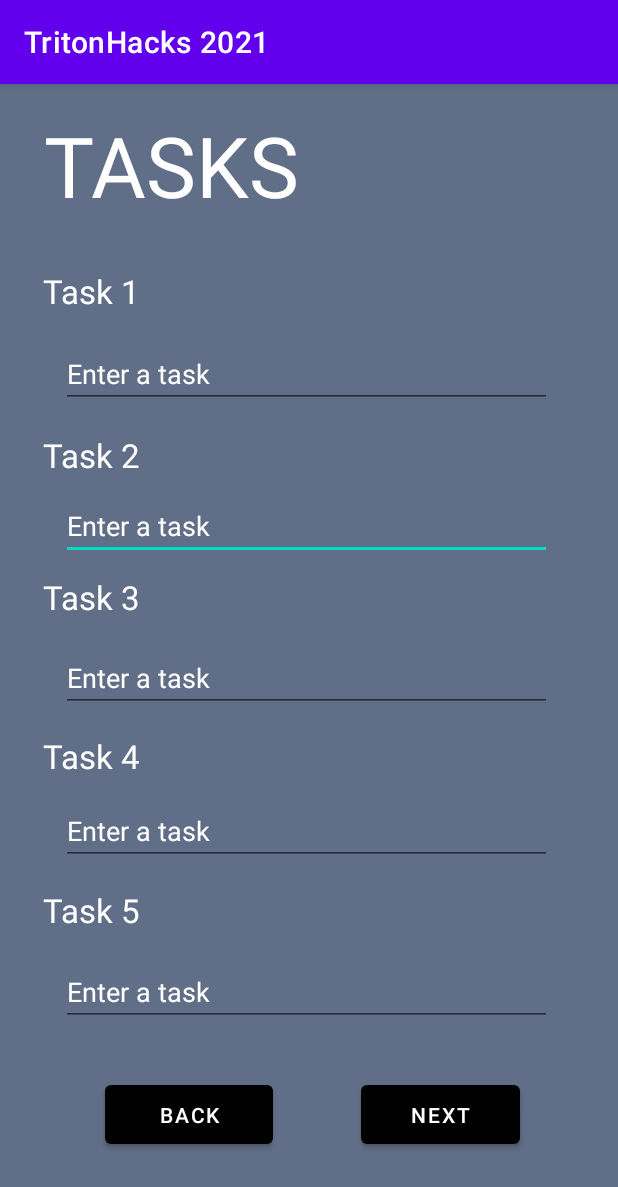
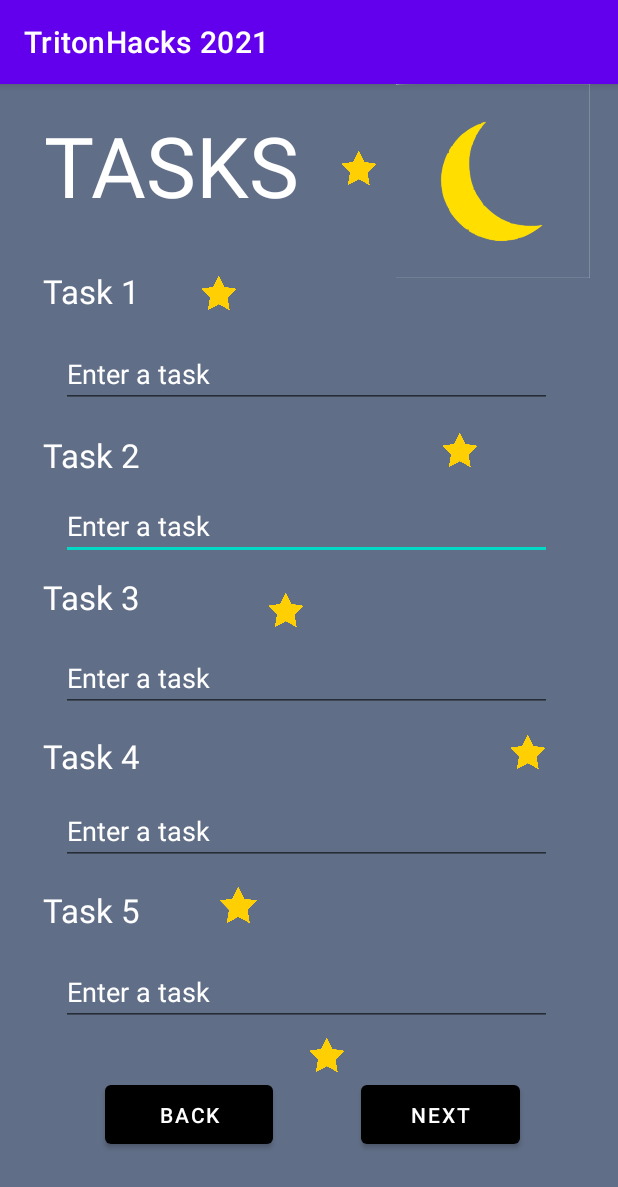
Before and after one commit to kimjason832/TritonHacks2021, an Android app: the Tasks screen opened directly, with no data from a screen before it, on a phone screen of 412 x 824 dp. Shown: the top 1187 px of the screen. Run offline under Robolectric (Android 15) with nearby library versions, the phone set to English and light mode, and no system bars.

Commit message:
Added some design images

```diff
--- a/app/src/main/res/layout/activity_main.xml
+++ b/app/src/main/res/layout/activity_main.xml
@@ -18,10 +18,10 @@
         android:textColor="#FFFFFF"
         app:layout_constraintBottom_toBottomOf="parent"
         app:layout_constraintEnd_toEndOf="parent"
-        app:layout_constraintHorizontal_bias="0.251"
+        app:layout_constraintHorizontal_bias="0.165"
         app:layout_constraintStart_toStartOf="parent"
         app:layout_constraintTop_toTopOf="parent"
-        app:layout_constraintVertical_bias="0.08"
+        app:layout_constraintVertical_bias="0.076"
         tools:text="Serene Study" />
 
     <Button
@@ -125,4 +125,16 @@
         app:layout_constraintTop_toTopOf="parent"
         app:layout_constraintVertical_bias="0.483" />
 
+    <ImageView
+        android:id="@+id/imageView2"
+        android:layout_width="100dp"
+        android:layout_height="138dp"
+        app:layout_constraintBottom_toBottomOf="parent"
+        app:layout_constraintEnd_toEndOf="parent"
+        app:layout_constraintHorizontal_bias="0.996"
+        app:layout_constraintStart_toStartOf="parent"
+        app:layout_constraintTop_toTopOf="parent"
+        app:layout_constraintVertical_bias="0.026"
+        app:srcCompat="@drawable/moons" />
+
 </androidx.constraintlayout.widget.ConstraintLayout>
--- a/app/src/main/res/layout/activity_tasks.xml
+++ b/app/src/main/res/layout/activity_tasks.xml
@@ -7,6 +7,78 @@
     android:layout_height="match_parent"
     android:background="#606E87"
     tools:context=".Tasks">
+
+    <ImageView
+        android:id="@+id/imageview_star7"
+        android:layout_width="45dp"
+        android:layout_height="24dp"
+        app:layout_constraintBottom_toBottomOf="parent"
+        app:layout_constraintEnd_toEndOf="parent"
+        app:layout_constraintHorizontal_bias="0.532"
+        app:layout_constraintStart_toStartOf="parent"
+        app:layout_constraintTop_toTopOf="parent"
+        app:layout_constraintVertical_bias="0.854"
+        app:srcCompat="@drawable/star" />
+
+    <ImageView
+        android:id="@+id/imageview_star6"
+        android:layout_width="45dp"
+        android:layout_height="24dp"
+        app:layout_constraintBottom_toBottomOf="parent"
+        app:layout_constraintEnd_toEndOf="parent"
+        app:layout_constraintHorizontal_bias="0.898"
+        app:layout_constraintStart_toStartOf="parent"
+        app:layout_constraintTop_toTopOf="parent"
+        app:layout_constraintVertical_bias="0.582"
+        app:srcCompat="@drawable/star" />
+
+    <ImageView
+        android:id="@+id/imageview_star5"
+        android:layout_width="45dp"
+        android:layout_height="24dp"
+        app:layout_constraintBottom_toBottomOf="parent"
+        app:layout_constraintEnd_toEndOf="parent"
+        app:layout_constraintHorizontal_bias="0.459"
+        app:layout_constraintStart_toStartOf="parent"
+        app:layout_constraintTop_toTopOf="parent"
+        app:layout_constraintVertical_bias="0.455"
+        app:srcCompat="@drawable/star" />
+
+    <ImageView
+        android:id="@+id/imageview_star1"
+        android:layout_width="45dp"
+        android:layout_height="24dp"
+        app:layout_constraintBottom_toBottomOf="parent"
+        app:layout_constraintEnd_toEndOf="parent"
+        app:layout_constraintHorizontal_bias="0.775"
+        app:layout_constraintStart_toStartOf="parent"
+        app:layout_constraintTop_toTopOf="parent"
+        app:layout_constraintVertical_bias="0.312"
+        app:srcCompat="@drawable/star" />
+
+    <ImageView
+        android:id="@+id/imageview_star3"
+        android:layout_width="45dp"
+        android:layout_height="24dp"
+        app:layout_constraintBottom_toBottomOf="parent"
+        app:layout_constraintEnd_toEndOf="parent"
+        app:layout_constraintHorizontal_bias="0.336"
+        app:layout_constraintStart_toStartOf="parent"
+        app:layout_constraintTop_toTopOf="parent"
+        app:layout_constraintVertical_bias="0.171"
+        app:srcCompat="@drawable/star" />
+
+    <ImageView
+        android:id="@+id/imageview_star4"
+        android:layout_width="45dp"
+        android:layout_height="24dp"
+        app:layout_constraintBottom_toBottomOf="parent"
+        app:layout_constraintEnd_toEndOf="parent"
+        app:layout_constraintHorizontal_bias="0.59"
+        app:layout_constraintStart_toStartOf="parent"
+        app:layout_constraintTop_toTopOf="parent"
+        app:layout_constraintVertical_bias="0.059"
+        app:srcCompat="@drawable/star" />
 
     <TextView
         android:id="@+id/textview_task5_tasks"
@@ -211,4 +283,28 @@
         app:layout_constraintVertical_bias="0.314"
         tools:text="Task 2" />
 
+    <ImageView
+        android:id="@+id/imageView"
+        android:layout_width="135dp"
+        android:layout_height="129dp"
+        app:layout_constraintBottom_toBottomOf="parent"
+        app:layout_constraintEnd_toEndOf="parent"
+        app:layout_constraintHorizontal_bias="0.942"
+        app:layout_constraintStart_toStartOf="parent"
+        app:layout_constraintTop_toTopOf="parent"
+        app:layout_constraintVertical_bias="0.0"
+        app:srcCompat="@drawable/moon" />
+
+    <ImageView
+        android:id="@+id/imageview_star2"
+        android:layout_width="46dp"
+        android:layout_height="25dp"
+        app:layout_constraintBottom_toBottomOf="parent"
+        app:layout_constraintEnd_toEndOf="parent"
+        app:layout_constraintHorizontal_bias="0.372"
+        app:layout_constraintStart_toStartOf="parent"
+        app:layout_constraintTop_toTopOf="parent"
+        app:layout_constraintVertical_bias="0.72"
+        app:srcCompat="@drawable/star" />
+
 </androidx.constraintlayout.widget.ConstraintLayout>
```
Also changed, not shown: app/src/main/res/drawable/moon.jpg (deleted), app/src/main/res/drawable/moon.png (added), app/src/main/res/drawable/moons.png (added), app/src/main/res/drawable/star.jpg (deleted), app/src/main/res/drawable/star.png (added), app/src/main/res/drawable/stars.jpg (deleted).
